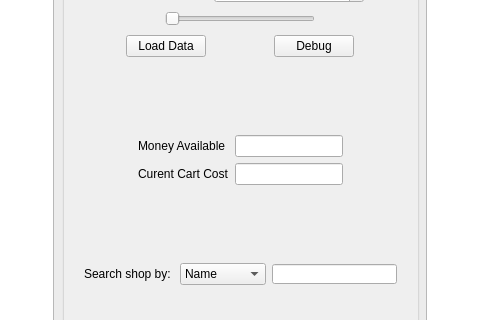
The window that Eshop/Eshop.ui (Holikma/Application-Eshop) describes before a commit, drawn with Qt 5; both pictures show x 257 to 737 and y 116 to 436 of the 1024 by 550 pixel window.
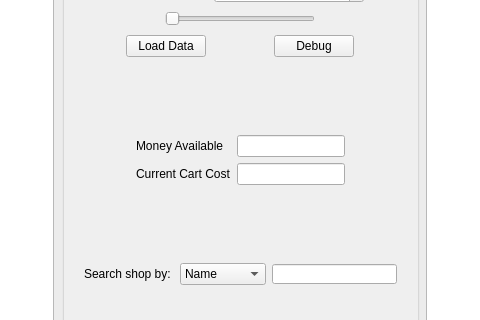
The same window after the commit.

```diff
--- a/Eshop/Eshop.ui
+++ b/Eshop/Eshop.ui
@@ -490,7 +490,7 @@
            <item row="1" column="1">
             <widget class="QLabel" name="label_6">
              <property name="text">
-              <string>Curent Cart Cost</string>
+              <string>Current Cart Cost</string>
              </property>
             </widget>
            </item>
```
Left out of the diff: 6 changed lines with no effect on the pictures.
